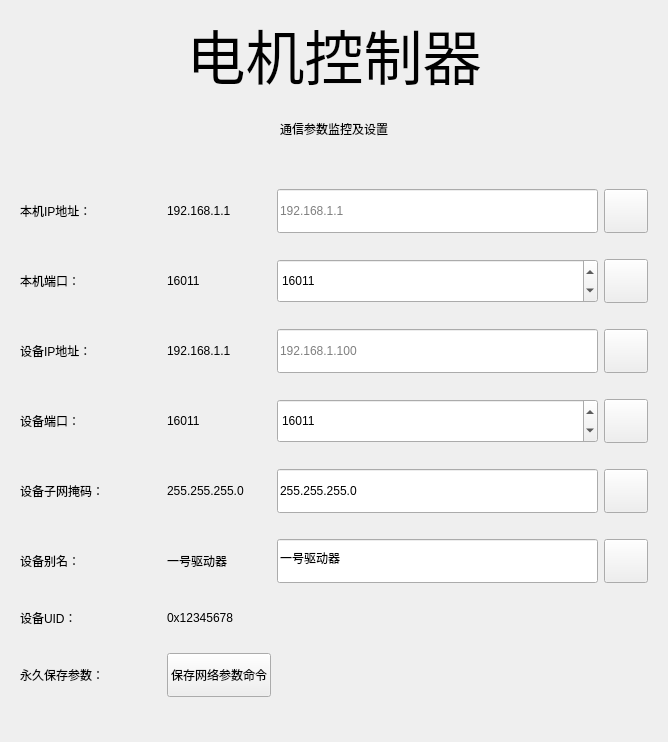
This is src/ui/network_setting.ui in MisakaMikoto128/UDP_Oscilloscope as Qt 5 draws it before an edit. The edited form follows.
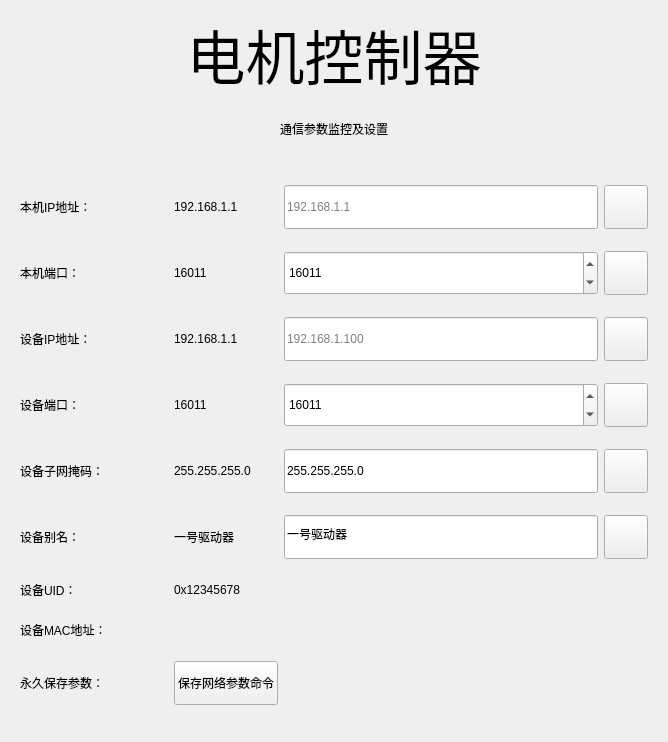
This is the edited form. Icons and pictures are not drawn. Custom widgets are drawn as their Qt base class.

Commit message: 网络设置UI界面增加MAC地址

What changed in the file:
```diff
--- a/src/ui/network_setting.ui
+++ b/src/ui/network_setting.ui
@@ -79,7 +79,7 @@
         </property>
         <property name="minimumSize">
          <size>
-          <width>141</width>
+          <width>142</width>
           <height>0</height>
          </size>
         </property>
@@ -91,29 +91,29 @@
         </property>
        </widget>
       </item>
-      <item row="0" column="1">
-       <widget class="SubtitleLabel" name="label_pc_ip">
-        <property name="sizePolicy">
-         <sizepolicy hsizetype="Preferred" vsizetype="Fixed">
-          <horstretch>0</horstretch>
-          <verstretch>0</verstretch>
-         </sizepolicy>
-        </property>
-        <property name="minimumSize">
-         <size>
-          <width>0</width>
-          <height>0</height>
-         </size>
-        </property>
-        <property name="text">
-         <string>192.168.1.1</string>
-        </property>
-        <property name="textFormat">
-         <enum>Qt::MarkdownText</enum>
-        </property>
-       </widget>
-      </item>
       <item row="0" column="2">
+       <widget class="SubtitleLabel" name="label_pc_ip">
+        <property name="sizePolicy">
+         <sizepolicy hsizetype="Preferred" vsizetype="Fixed">
+          <horstretch>0</horstretch>
+          <verstretch>0</verstretch>
+         </sizepolicy>
+        </property>
+        <property name="minimumSize">
+         <size>
+          <width>0</width>
+          <height>0</height>
+         </size>
+        </property>
+        <property name="text">
+         <string>192.168.1.1</string>
+        </property>
+        <property name="textFormat">
+         <enum>Qt::MarkdownText</enum>
+        </property>
+       </widget>
+      </item>
+      <item row="0" column="3">
        <widget class="LineEdit" name="line_edit_pc_ip">
         <property name="sizePolicy">
          <sizepolicy hsizetype="Expanding" vsizetype="Preferred">
@@ -144,7 +144,7 @@
         </property>
        </widget>
       </item>
-      <item row="0" column="3">
+      <item row="0" column="4">
        <widget class="ToolButton" name="btn_pc_ip_set">
         <property name="minimumSize">
          <size>
@@ -174,7 +174,7 @@
         </property>
         <property name="minimumSize">
          <size>
-          <width>141</width>
+          <width>142</width>
           <height>0</height>
          </size>
         </property>
@@ -186,54 +186,54 @@
         </property>
        </widget>
       </item>
-      <item row="1" column="1">
-       <widget class="SubtitleLabel" name="label_pc_port">
-        <property name="sizePolicy">
-         <sizepolicy hsizetype="Preferred" vsizetype="Fixed">
-          <horstretch>0</horstretch>
-          <verstretch>0</verstretch>
-         </sizepolicy>
-        </property>
-        <property name="minimumSize">
-         <size>
-          <width>0</width>
-          <height>0</height>
-         </size>
-        </property>
-        <property name="text">
-         <string>16011</string>
-        </property>
-        <property name="textFormat">
-         <enum>Qt::MarkdownText</enum>
-        </property>
-       </widget>
-      </item>
       <item row="1" column="2">
-       <widget class="SpinBox" name="spinbox_pc_port">
+       <widget class="SubtitleLabel" name="label_pc_port">
+        <property name="sizePolicy">
+         <sizepolicy hsizetype="Preferred" vsizetype="Fixed">
+          <horstretch>0</horstretch>
+          <verstretch>0</verstretch>
+         </sizepolicy>
+        </property>
         <property name="minimumSize">
          <size>
           <width>0</width>
-          <height>44</height>
+          <height>0</height>
          </size>
         </property>
-        <property name="maximumSize">
-         <size>
-          <width>16777215</width>
-          <height>16777215</height>
-         </size>
+        <property name="text">
+         <string>16011</string>
         </property>
-        <property name="minimum">
-         <number>1000</number>
-        </property>
-        <property name="maximum">
-         <number>65535</number>
-        </property>
-        <property name="value">
-         <number>16011</number>
+        <property name="textFormat">
+         <enum>Qt::MarkdownText</enum>
         </property>
        </widget>
       </item>
       <item row="1" column="3">
+       <widget class="SpinBox" name="spinbox_pc_port">
+        <property name="minimumSize">
+         <size>
+          <width>0</width>
+          <height>44</height>
+         </size>
+        </property>
+        <property name="maximumSize">
+         <size>
+          <width>16777215</width>
+          <height>16777215</height>
+         </size>
+        </property>
+        <property name="minimum">
+         <number>1000</number>
+        </property>
+        <property name="maximum">
+         <number>65535</number>
+        </property>
+        <property name="value">
+         <number>16011</number>
+        </property>
+       </widget>
+      </item>
+      <item row="1" column="4">
        <widget class="ToolButton" name="btn_pc_port_set">
         <property name="minimumSize">
          <size>
@@ -263,7 +263,7 @@
         </property>
         <property name="minimumSize">
          <size>
-          <width>141</width>
+          <width>142</width>
           <height>0</height>
          </size>
         </property>
@@ -275,29 +275,29 @@
         </property>
        </widget>
       </item>
-      <item row="2" column="1">
-       <widget class="SubtitleLabel" name="label_device_ip">
-        <property name="sizePolicy">
-         <sizepolicy hsizetype="Preferred" vsizetype="Fixed">
-          <horstretch>0</horstretch>
-          <verstretch>0</verstretch>
-         </sizepolicy>
-        </property>
-        <property name="minimumSize">
-         <size>
-          <width>0</width>
-          <height>0</height>
-         </size>
-        </property>
-        <property name="text">
-         <string>192.168.1.1</string>
-        </property>
-        <property name="textFormat">
-         <enum>Qt::MarkdownText</enum>
-        </property>
-       </widget>
-      </item>
       <item row="2" column="2">
+       <widget class="SubtitleLabel" name="label_device_ip">
+        <property name="sizePolicy">
+         <sizepolicy hsizetype="Preferred" vsizetype="Fixed">
+          <horstretch>0</horstretch>
+          <verstretch>0</verstretch>
+         </sizepolicy>
+        </property>
+        <property name="minimumSize">
+         <size>
+          <width>0</width>
+          <height>0</height>
+         </size>
+        </property>
+        <property name="text">
+         <string>192.168.1.1</string>
+        </property>
+        <property name="textFormat">
+         <enum>Qt::MarkdownText</enum>
+        </property>
+       </widget>
+      </item>
+      <item row="2" column="3">
        <widget class="LineEdit" name="line_edit_device_ip">
         <property name="minimumSize">
          <size>
@@ -319,7 +319,7 @@
         </property>
        </widget>
       </item>
-      <item row="2" column="3">
+      <item row="2" column="4">
        <widget class="ToolButton" name="btn_device_ip_set">
         <property name="minimumSize">
          <size>
@@ -349,7 +349,7 @@
         </property>
         <property name="minimumSize">
          <size>
-          <width>141</width>
+          <width>142</width>
           <height>0</height>
          </size>
         </property>
@@ -361,54 +361,54 @@
         </property>
        </widget>
       </item>
-      <item row="3" column="1">
-       <widget class="SubtitleLabel" name="label_device_port">
-        <property name="sizePolicy">
-         <sizepolicy hsizetype="Preferred" vsizetype="Fixed">
-          <horstretch>0</horstretch>
-          <verstretch>0</verstretch>
-         </sizepolicy>
-        </property>
-        <property name="minimumSize">
-         <size>
-          <width>0</width>
-          <height>0</height>
-         </size>
-        </property>
-        <property name="text">
-         <string>16011</string>
-        </property>
-        <property name="textFormat">
-         <enum>Qt::MarkdownText</enum>
-        </property>
-       </widget>
-      </item>
       <item row="3" column="2">
-       <widget class="SpinBox" name="spinbox_device_port">
+       <widget class="SubtitleLabel" name="label_device_port">
+        <property name="sizePolicy">
+         <sizepolicy hsizetype="Preferred" vsizetype="Fixed">
+          <horstretch>0</horstretch>
+          <verstretch>0</verstretch>
+         </sizepolicy>
+        </property>
         <property name="minimumSize">
          <size>
           <width>0</width>
-          <height>44</height>
+          <height>0</height>
          </size>
         </property>
-        <property name="maximumSize">
-         <size>
-          <width>16777215</width>
-          <height>16777215</height>
-         </size>
+        <property name="text">
+         <string>16011</string>
         </property>
-        <property name="minimum">
-         <number>1000</number>
-        </property>
-        <property name="maximum">
-         <number>65535</number>
-        </property>
-        <property name="value">
-         <number>16011</number>
+        <property name="textFormat">
+         <enum>Qt::MarkdownText</enum>
         </property>
        </widget>
       </item>
       <item row="3" column="3">
+       <widget class="SpinBox" name="spinbox_device_port">
+        <property name="minimumSize">
+         <size>
+          <width>0</width>
+          <height>44</height>
+         </size>
+        </property>
+        <property name="maximumSize">
+         <size>
+          <width>16777215</width>
+          <height>16777215</height>
+         </size>
+        </property>
+        <property name="minimum">
+         <number>1000</number>
+        </property>
+        <property name="maximum">
+         <number>65535</number>
+        </property>
+        <property name="value">
+         <number>16011</number>
+        </property>
+       </widget>
+      </item>
+      <item row="3" column="4">
        <widget class="ToolButton" name="btn_device_port_set">
         <property name="minimumSize">
          <size>
@@ -428,7 +428,7 @@
         </property>
        </widget>
       </item>
-      <item row="4" column="0">
+      <item row="4" column="0" colspan="2">
        <widget class="SubtitleLabel" name="label_8">
         <property name="sizePolicy">
          <sizepolicy hsizetype="Fixed" vsizetype="Fixed">
@@ -438,7 +438,7 @@
         </property>
         <property name="minimumSize">
          <size>
-          <width>141</width>
+          <width>142</width>
           <height>0</height>
          </size>
         </property>
@@ -450,51 +450,51 @@
         </property>
        </widget>
       </item>
-      <item row="4" column="1">
-       <widget class="SubtitleLabel" name="label_pc_ip_2">
-        <property name="sizePolicy">
-         <sizepolicy hsizetype="Preferred" vsizetype="Fixed">
-          <horstretch>0</horstretch>
-          <verstretch>0</verstretch>
-         </sizepolicy>
-        </property>
-        <property name="minimumSize">
-         <size>
-          <width>0</width>
-          <height>0</height>
-         </size>
-        </property>
-        <property name="text">
-         <string>255.255.255.0</string>
-        </property>
-        <property name="textFormat">
-         <enum>Qt::MarkdownText</enum>
-        </property>
-       </widget>
-      </item>
       <item row="4" column="2">
-       <widget class="LineEdit" name="line_edit_device_ip_mask">
+       <widget class="SubtitleLabel" name="label_pc_ip_2">
+        <property name="sizePolicy">
+         <sizepolicy hsizetype="Preferred" vsizetype="Fixed">
+          <horstretch>0</horstretch>
+          <verstretch>0</verstretch>
+         </sizepolicy>
+        </property>
         <property name="minimumSize">
          <size>
           <width>0</width>
-          <height>44</height>
-         </size>
-        </property>
-        <property name="maximumSize">
-         <size>
-          <width>16777215</width>
-          <height>16777215</height>
+          <height>0</height>
          </size>
         </property>
         <property name="text">
          <string>255.255.255.0</string>
         </property>
-        <property name="maxLength">
-         <number>15</number>
+        <property name="textFormat">
+         <enum>Qt::MarkdownText</enum>
         </property>
        </widget>
       </item>
       <item row="4" column="3">
+       <widget class="LineEdit" name="line_edit_device_ip_mask">
+        <property name="minimumSize">
+         <size>
+          <width>0</width>
+          <height>44</height>
+         </size>
+        </property>
+        <property name="maximumSize">
+         <size>
+          <width>16777215</width>
+          <height>16777215</height>
+         </size>
+        </property>
+        <property name="text">
+         <string>255.255.255.0</string>
+        </property>
+        <property name="maxLength">
+         <number>15</number>
+        </property>
+       </widget>
+      </item>
+      <item row="4" column="4">
        <widget class="ToolButton" name="btn_device_ip_mask_set">
         <property name="minimumSize">
          <size>
@@ -524,7 +524,7 @@
         </property>
         <property name="minimumSize">
          <size>
-          <width>141</width>
+          <width>142</width>
           <height>0</height>
          </size>
         </property>
@@ -536,29 +536,29 @@
         </property>
        </widget>
       </item>
-      <item row="5" column="1">
-       <widget class="SubtitleLabel" name="label_device_name">
-        <property name="sizePolicy">
-         <sizepolicy hsizetype="Preferred" vsizetype="Fixed">
-          <horstretch>0</horstretch>
-          <verstretch>0</verstretch>
-         </sizepolicy>
-        </property>
-        <property name="minimumSize">
-         <size>
-          <width>0</width>
-          <height>0</height>
-         </size>
-        </property>
-        <property name="text">
-         <string>一号驱动器</string>
-        </property>
-        <property name="textFormat">
-         <enum>Qt::MarkdownText</enum>
-        </property>
-       </widget>
-      </item>
       <item row="5" column="2">
+       <widget class="SubtitleLabel" name="label_device_name">
+        <property name="sizePolicy">
+         <sizepolicy hsizetype="Preferred" vsizetype="Fixed">
+          <horstretch>0</horstretch>
+          <verstretch>0</verstretch>
+         </sizepolicy>
+        </property>
+        <property name="minimumSize">
+         <size>
+          <width>0</width>
+          <height>0</height>
+         </size>
+        </property>
+        <property name="text">
+         <string>一号驱动器</string>
+        </property>
+        <property name="textFormat">
+         <enum>Qt::MarkdownText</enum>
+        </property>
+       </widget>
+      </item>
+      <item row="5" column="3">
        <widget class="LineEdit" name="line_edit_device_name">
         <property name="minimumSize">
          <size>
@@ -580,7 +580,7 @@
         </property>
        </widget>
       </item>
-      <item row="5" column="3">
+      <item row="5" column="4">
        <widget class="ToolButton" name="btn_device_name_set">
         <property name="minimumSize">
          <size>
@@ -610,7 +610,7 @@
         </property>
         <property name="minimumSize">
          <size>
-          <width>141</width>
+          <width>142</width>
           <height>0</height>
          </size>
         </property>
@@ -622,7 +622,7 @@
         </property>
        </widget>
       </item>
-      <item row="6" column="1">
+      <item row="6" column="2">
        <widget class="SubtitleLabel" name="label_device_uid">
         <property name="sizePolicy">
          <sizepolicy hsizetype="Preferred" vsizetype="Fixed">
@@ -644,7 +644,29 @@
         </property>
        </widget>
       </item>
-      <item row="7" column="0">
+      <item row="8" column="0" colspan="2">
+       <widget class="SubtitleLabel" name="label_9">
+        <property name="sizePolicy">
+         <sizepolicy hsizetype="Fixed" vsizetype="Fixed">
+          <horstretch>0</horstretch>
+          <verstretch>0</verstretch>
+         </sizepolicy>
+        </property>
+        <property name="minimumSize">
+         <size>
+          <width>142</width>
+          <height>0</height>
+         </size>
+        </property>
+        <property name="text">
+         <string>设备MAC地址：</string>
+        </property>
+        <property name="textFormat">
+         <enum>Qt::MarkdownText</enum>
+        </property>
+       </widget>
+      </item>
+      <item row="10" column="0" colspan="2">
        <widget class="SubtitleLabel" name="label_7">
         <property name="sizePolicy">
          <sizepolicy hsizetype="Preferred" vsizetype="Fixed">
@@ -654,7 +676,7 @@
         </property>
         <property name="minimumSize">
          <size>
-          <width>141</width>
+          <width>142</width>
           <height>0</height>
          </size>
         </property>
@@ -666,7 +688,7 @@
         </property>
        </widget>
       </item>
-      <item row="7" column="1">
+      <item row="10" column="2">
        <widget class="PillPushButton" name="btn_save_net_param">
         <property name="minimumSize">
          <size>
```
Left out of the diff: 22 changed lines with no effect on the pictures. The commit also changes 1 other file.
